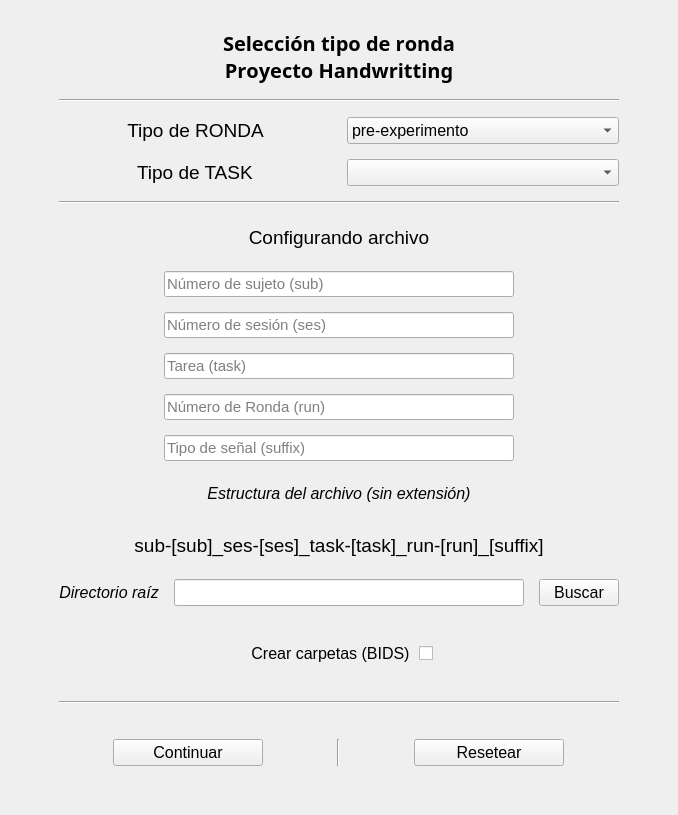
Qt form pyhwr/widgets/initAPP.ui (lucasbaldezzari/pyhwr) before a commit.
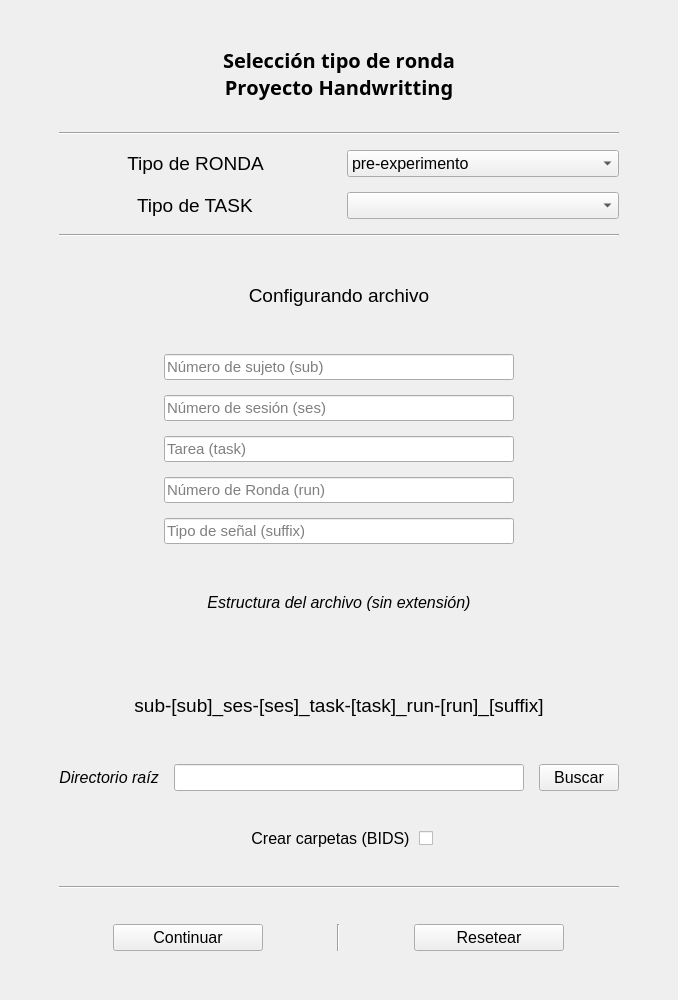
The same form after that commit.

Patch:
```diff
--- a/pyhwr/widgets/initAPP.ui
+++ b/pyhwr/widgets/initAPP.ui
@@ -6,8 +6,8 @@
    <rect>
     <x>0</x>
     <y>0</y>
-    <width>658</width>
-    <height>815</height>
+    <width>660</width>
+    <height>1000</height>
    </rect>
   </property>
   <property name="sizePolicy">
```
